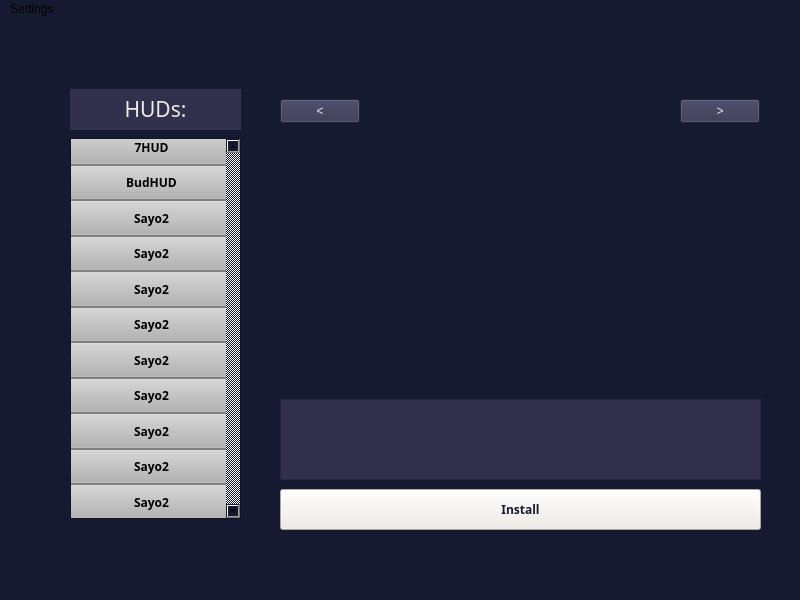
First picture: the form in mainwindow.ui, repository Croudxd/YourHUDs, before the edit.
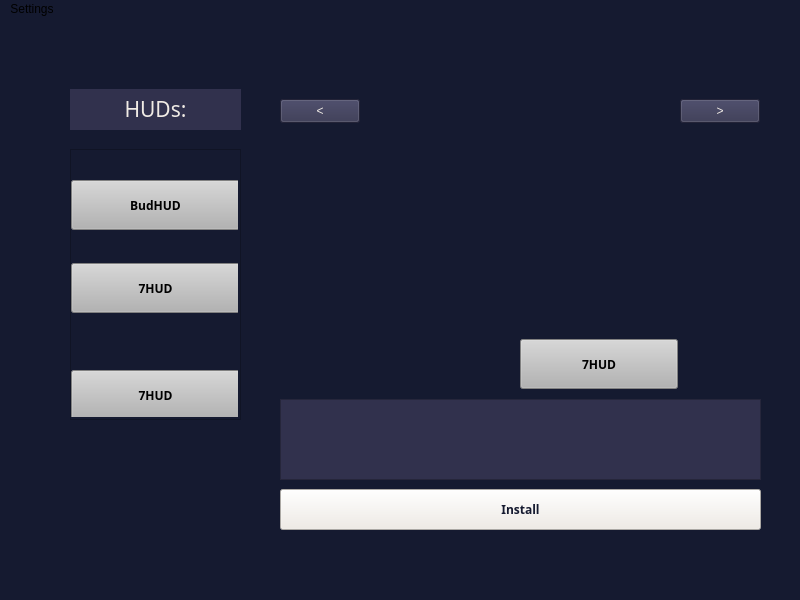
Second picture: the form after the edit.

Commit message: Played around with design, trying to install scroll area for buttons.

Diff of the .ui file:
```diff
--- a/mainwindow.ui
+++ b/mainwindow.ui
@@ -16,6 +16,9 @@
   <property name="styleSheet">
    <string notr="true">background-color: rgb(21, 26, 48);</string>
   </property>
+  <property name="tabShape">
+   <enum>QTabWidget::Rounded</enum>
+  </property>
   <widget class="QWidget" name="centralwidget">
    <widget class="QLabel" name="label">
     <property name="geometry">
@@ -84,321 +87,6 @@
 border-color: rgba(255, 255, 255, 0);</string>
     </property>
    </widget>
-   <widget class="QScrollArea" name="scrollArea">
-    <property name="geometry">
-     <rect>
-      <x>70</x>
-      <y>119</y>
-      <width>171</width>
-      <height>381</height>
-     </rect>
-    </property>
-    <property name="sizePolicy">
-     <sizepolicy hsizetype="Fixed" vsizetype="Fixed">
-      <horstretch>0</horstretch>
-      <verstretch>0</verstretch>
-     </sizepolicy>
-    </property>
-    <property name="acceptDrops">
-     <bool>false</bool>
-    </property>
-    <property name="lineWidth">
-     <number>0</number>
-    </property>
-    <property name="verticalScrollBarPolicy">
-     <enum>Qt::ScrollBarAlwaysOn</enum>
-    </property>
-    <property name="horizontalScrollBarPolicy">
-     <enum>Qt::ScrollBarAlwaysOff</enum>
-    </property>
-    <property name="sizeAdjustPolicy">
-     <enum>QAbstractScrollArea::AdjustToContentsOnFirstShow</enum>
-    </property>
-    <property name="widgetResizable">
-     <bool>false</bool>
-    </property>
-    <widget class="QWidget" name="scrollAreaWidgetContents_2">
-     <property name="geometry">
-      <rect>
-       <x>0</x>
-       <y>0</y>
-       <width>155</width>
-       <height>379</height>
-      </rect>
-     </property>
-     <widget class="QWidget" name="verticalLayoutWidget">
-      <property name="geometry">
-       <rect>
-        <x>-10</x>
-        <y>-10</y>
-        <width>181</width>
-        <height>391</height>
-       </rect>
-      </property>
-      <layout class="QVBoxLayout" name="verticalLayout_3" stretch="0,0,0,0,0,0,0,0,0,0,0">
-       <property name="spacing">
-        <number>0</number>
-       </property>
-       <property name="sizeConstraint">
-        <enum>QLayout::SetDefaultConstraint</enum>
-       </property>
-       <item>
-        <widget class="QPushButton" name="button7Hud">
-         <property name="maximumSize">
-          <size>
-           <width>400</width>
-           <height>50</height>
-          </size>
-         </property>
-         <property name="font">
-          <font>
-           <family>Segoe UI Black</family>
-           <bold>true</bold>
-          </font>
-         </property>
-         <property name="styleSheet">
-          <string notr="true">color: rgb(0, 0, 0);
-background-color: rgb(179, 179, 179);</string>
-         </property>
-         <property name="text">
-          <string>7HUD</string>
-         </property>
-        </widget>
-       </item>
-       <item>
-        <widget class="QPushButton" name="buttonBudHUD">
-         <property name="maximumSize">
-          <size>
-           <width>400</width>
-           <height>50</height>
-          </size>
-         </property>
-         <property name="font">
-          <font>
-           <family>Segoe UI Black</family>
-           <bold>true</bold>
-          </font>
-         </property>
-         <property name="styleSheet">
-          <string notr="true">color: rgb(0, 0, 0);
-background-color: rgb(179, 179, 179);</string>
-         </property>
-         <property name="text">
-          <string>BudHUD</string>
-         </property>
-        </widget>
-       </item>
-       <item>
-        <widget class="QPushButton" name="buttonSayoHUD">
-         <property name="maximumSize">
-          <size>
-           <width>400</width>
-           <height>50</height>
-          </size>
-         </property>
-         <property name="font">
-          <font>
-           <family>Segoe UI Black</family>
-           <bold>true</bold>
-          </font>
-         </property>
-         <property name="styleSheet">
-          <string notr="true">color: rgb(0, 0, 0);
-background-color: rgb(179, 179, 179);</string>
-         </property>
-         <property name="text">
-          <string>Sayo2</string>
-         </property>
-        </widget>
-       </item>
-       <item>
-        <widget class="QPushButton" name="buttonSayoHUD_2">
-         <property name="maximumSize">
-          <size>
-           <width>400</width>
-           <height>50</height>
-          </size>
-         </property>
-         <property name="font">
-          <font>
-           <family>Segoe UI Black</family>
-           <bold>true</bold>
-          </font>
-         </property>
-         <property name="styleSheet">
-          <string notr="true">color: rgb(0, 0, 0);
-background-color: rgb(179, 179, 179);</string>
-         </property>
-         <property name="text">
-          <string>Sayo2</string>
-         </property>
-        </widget>
-       </item>
-       <item>
-        <widget class="QPushButton" name="buttonSayoHUD_3">
-         <property name="maximumSize">
-          <size>
-           <width>400</width>
-           <height>50</height>
-          </size>
-         </property>
-         <property name="font">
-          <font>
-           <family>Segoe UI Black</family>
-           <bold>true</bold>
-          </font>
-         </property>
-         <property name="styleSheet">
-          <string notr="true">color: rgb(0, 0, 0);
-background-color: rgb(179, 179, 179);</string>
-         </property>
-         <property name="text">
-          <string>Sayo2</string>
-         </property>
-        </widget>
-       </item>
-       <item>
-        <widget class="QPushButton" name="buttonSayoHUD_4">
-         <property name="maximumSize">
-          <size>
-           <width>400</width>
-           <height>50</height>
-          </size>
-         </property>
-         <property name="font">
-          <font>
-           <family>Segoe UI Black</family>
-           <bold>true</bold>
-          </font>
-         </property>
-         <property name="styleSheet">
-          <string notr="true">color: rgb(0, 0, 0);
-background-color: rgb(179, 179, 179);</string>
-         </property>
-         <property name="text">
-          <string>Sayo2</string>
-         </property>
-        </widget>
-       </item>
-       <item>
-        <widget class="QPushButton" name="buttonSayoHUD_6">
-         <property name="maximumSize">
-          <size>
-           <width>400</width>
-           <height>50</height>
-          </size>
-         </property>
-         <property name="font">
-          <font>
-           <family>Segoe UI Black</family>
-           <bold>true</bold>
-          </font>
-         </property>
-         <property name="styleSheet">
-          <string notr="true">color: rgb(0, 0, 0);
-background-color: rgb(179, 179, 179);</string>
-         </property>
-         <property name="text">
-          <string>Sayo2</string>
-         </property>
-        </widget>
-       </item>
-       <item>
-        <widget class="QPushButton" name="buttonSayoHUD_7">
-         <property name="maximumSize">
-          <size>
-           <width>400</width>
-           <height>50</height>
-          </size>
-         </property>
-         <property name="font">
-          <font>
-           <family>Segoe UI Black</family>
-           <bold>true</bold>
-          </font>
-         </property>
-         <property name="styleSheet">
-          <string notr="true">color: rgb(0, 0, 0);
-background-color: rgb(179, 179, 179);</string>
-         </property>
-         <property name="text">
-          <string>Sayo2</string>
-         </property>
-        </widget>
-       </item>
-       <item>
-        <widget class="QPushButton" name="buttonSayoHUD_8">
-         <property name="maximumSize">
-          <size>
-           <width>400</width>
-           <height>50</height>
-          </size>
-         </property>
-         <property name="font">
-          <font>
-           <family>Segoe UI Black</family>
-           <bold>true</bold>
-          </font>
-         </property>
-         <property name="styleSheet">
-          <string notr="true">color: rgb(0, 0, 0);
-background-color: rgb(179, 179, 179);</string>
-         </property>
-         <property name="text">
-          <string>Sayo2</string>
-         </property>
-        </widget>
-       </item>
-       <item>
-        <widget class="QPushButton" name="buttonSayoHUD_9">
-         <property name="maximumSize">
-          <size>
-           <width>400</width>
-           <height>50</height>
-          </size>
-         </property>
-         <property name="font">
-          <font>
-           <family>Segoe UI Black</family>
-           <bold>true</bold>
-          </font>
-         </property>
-         <property name="styleSheet">
-          <string notr="true">color: rgb(0, 0, 0);
-background-color: rgb(179, 179, 179);</string>
-         </property>
-         <property name="text">
-          <string>Sayo2</string>
-         </property>
-        </widget>
-       </item>
-       <item>
-        <widget class="QPushButton" name="buttonSayoHUD_5">
-         <property name="maximumSize">
-          <size>
-           <width>400</width>
-           <height>50</height>
-          </size>
-         </property>
-         <property name="font">
-          <font>
-           <family>Segoe UI Black</family>
-           <bold>true</bold>
-          </font>
-         </property>
-         <property name="styleSheet">
-          <string notr="true">color: rgb(0, 0, 0);
-background-color: rgb(179, 179, 179);</string>
-         </property>
-         <property name="text">
-          <string>Sayo2</string>
-         </property>
-        </widget>
-       </item>
-      </layout>
-     </widget>
-    </widget>
-   </widget>
    <widget class="QLabel" name="label_2">
     <property name="geometry">
      <rect>
@@ -464,6 +152,196 @@
      <string>&gt;</string>
     </property>
    </widget>
+   <widget class="QPushButton" name="button7Hud_2">
+    <property name="geometry">
+     <rect>
+      <x>520</x>
+      <y>320</y>
+      <width>158</width>
+      <height>50</height>
+     </rect>
+    </property>
+    <property name="sizePolicy">
+     <sizepolicy hsizetype="Fixed" vsizetype="Fixed">
+      <horstretch>0</horstretch>
+      <verstretch>0</verstretch>
+     </sizepolicy>
+    </property>
+    <property name="maximumSize">
+     <size>
+      <width>400</width>
+      <height>50</height>
+     </size>
+    </property>
+    <property name="font">
+     <font>
+      <family>Segoe UI Black</family>
+      <bold>true</bold>
+     </font>
+    </property>
+    <property name="styleSheet">
+     <string notr="true">color: rgb(0, 0, 0);
+background-color: rgb(179, 179, 179);</string>
+    </property>
+    <property name="text">
+     <string>7HUD</string>
+    </property>
+   </widget>
+   <widget class="QWidget" name="verticalLayoutWidget">
+    <property name="geometry">
+     <rect>
+      <x>70</x>
+      <y>130</y>
+      <width>171</width>
+      <height>271</height>
+     </rect>
+    </property>
+    <layout class="QVBoxLayout" name="verticalLayout">
+     <item>
+      <widget class="QScrollArea" name="scrollArea">
+       <property name="enabled">
+        <bool>true</bool>
+       </property>
+       <property name="autoFillBackground">
+        <bool>false</bool>
+       </property>
+       <property name="sizeAdjustPolicy">
+        <enum>QAbstractScrollArea::AdjustToContents</enum>
+       </property>
+       <property name="widgetResizable">
+        <bool>false</bool>
+       </property>
+       <widget class="QWidget" name="scrollAreaWidgetContents">
+        <property name="geometry">
+         <rect>
+          <x>0</x>
+          <y>0</y>
+          <width>167</width>
+          <height>267</height>
+         </rect>
+        </property>
+        <widget class="QPushButton" name="buttonBudHUD">
+         <property name="geometry">
+          <rect>
+           <x>0</x>
+           <y>30</y>
+           <width>169</width>
+           <height>50</height>
+          </rect>
+         </property>
+         <property name="sizePolicy">
+          <sizepolicy hsizetype="Fixed" vsizetype="Fixed">
+           <horstretch>0</horstretch>
+           <verstretch>0</verstretch>
+          </sizepolicy>
+         </property>
+         <property name="maximumSize">
+          <size>
+           <width>400</width>
+           <height>50</height>
+          </size>
+         </property>
+         <property name="font">
+          <font>
+           <family>Segoe UI Black</family>
+           <bold>true</bold>
+          </font>
+         </property>
+         <property name="styleSheet">
+          <string notr="true">color: rgb(0, 0, 0);
+background-color: rgb(179, 179, 179);</string>
+         </property>
+         <property name="text">
+          <string>BudHUD</string>
+         </property>
+        </widget>
+        <widget class="QPushButton" name="button7Hud">
+         <property name="geometry">
+          <rect>
+           <x>0</x>
+           <y>113</y>
+           <width>169</width>
+           <height>50</height>
+          </rect>
+         </property>
+         <property name="sizePolicy">
+          <sizepolicy hsizetype="Fixed" vsizetype="Fixed">
+           <horstretch>0</horstretch>
+           <verstretch>0</verstretch>
+          </sizepolicy>
+         </property>
+         <property name="maximumSize">
+          <size>
+           <width>400</width>
+           <height>50</height>
+          </size>
+         </property>
+         <property name="font">
+          <font>
+           <family>Segoe UI Black</family>
+           <bold>true</bold>
+          </font>
+         </property>
+         <property name="styleSheet">
+          <string notr="true">color: rgb(0, 0, 0);
+background-color: rgb(179, 179, 179);</string>
+         </property>
+         <property name="text">
+          <string>7HUD</string>
+         </property>
+         <property name="default">
+          <bool>false</bool>
+         </property>
+         <property name="flat">
+          <bool>false</bool>
+         </property>
+        </widget>
+        <widget class="QPushButton" name="button7Hud_3">
+         <property name="geometry">
+          <rect>
+           <x>0</x>
+           <y>220</y>
+           <width>169</width>
+           <height>50</height>
+          </rect>
+         </property>
+         <property name="sizePolicy">
+          <sizepolicy hsizetype="Fixed" vsizetype="Fixed">
+           <horstretch>0</horstretch>
+           <verstretch>0</verstretch>
+          </sizepolicy>
+         </property>
+         <property name="maximumSize">
+          <size>
+           <width>400</width>
+           <height>50</height>
+          </size>
+         </property>
+         <property name="font">
+          <font>
+           <family>Segoe UI Black</family>
+           <bold>true</bold>
+          </font>
+         </property>
+         <property name="styleSheet">
+          <string notr="true">color: rgb(0, 0, 0);
+background-color: rgb(179, 179, 179);</string>
+         </property>
+         <property name="text">
+          <string>7HUD</string>
+         </property>
+         <property name="default">
+          <bool>false</bool>
+         </property>
+         <property name="flat">
+          <bool>false</bool>
+         </property>
+        </widget>
+       </widget>
+      </widget>
+     </item>
+    </layout>
+   </widget>
   </widget>
   <widget class="QMenuBar" name="menubar">
    <property name="geometry">
```
